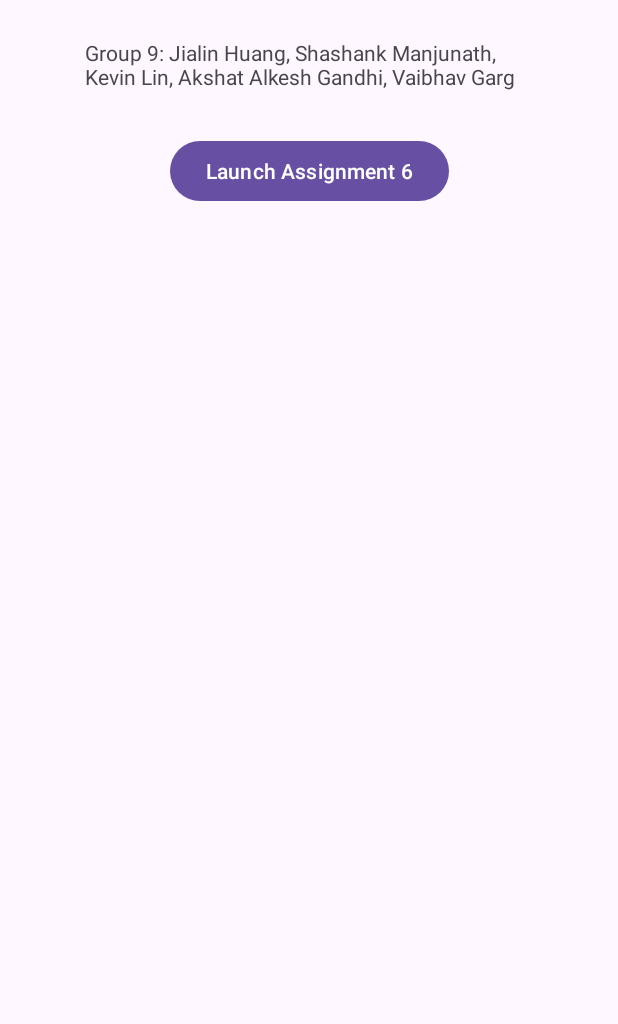
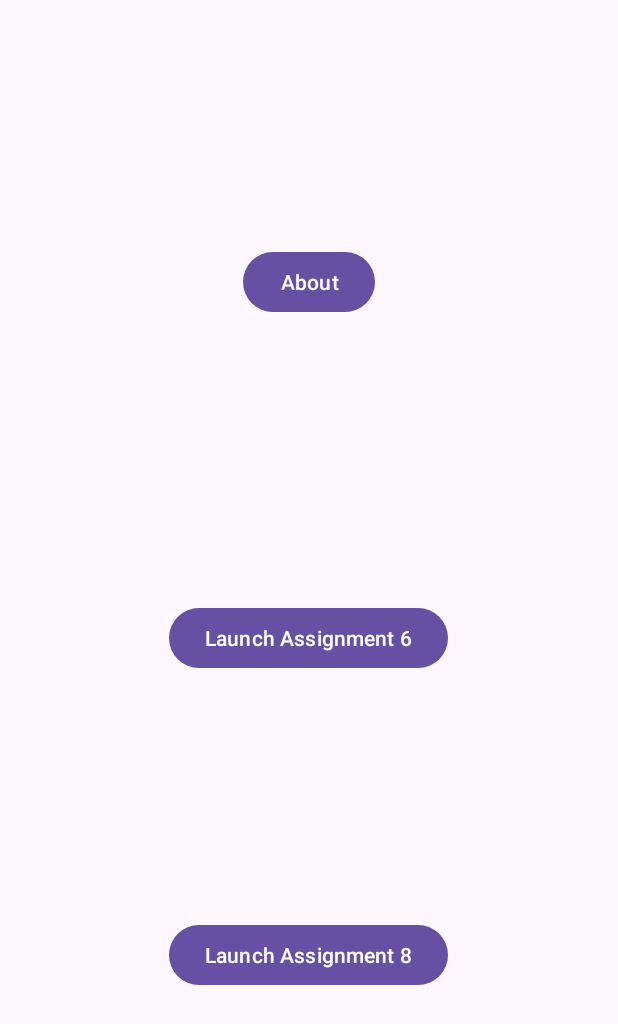
Before and after one commit to CS5520Feinberg/a6-v2-group-9, an Android app: the screen it shows after launch (LaunchActivity), on a phone screen of 412 x 824 dp. Shown: the top 1024 px of the screen. Run offline under Robolectric (Android 15) with nearby library versions, the phone set to English and light mode, and no system bars; our stand-ins replace Firebase (no records; nobody signed in at launch, a user with empty details on screens opened directly).

Commit message:
Added about button on the launch page, navigates to AboutActivity to show the group info.

```diff
--- a/app/src/main/java/edu/northeastern/mainactivity/LaunchActivity.java
+++ b/app/src/main/java/edu/northeastern/mainactivity/LaunchActivity.java
@@ -17,12 +17,15 @@ public class LaunchActivity extends AppCompatActivity {
         LoginActivity.registerOrAuthUser("manjunath.sh@northeastern.edu");
 
         Button launchA6 = (Button) findViewById(R.id.launch_a6_button);
-        launchA6.setOnClickListener(new View.OnClickListener() {
-            @Override
-            public void onClick(View view) {
-                Intent intent = new Intent(view.getContext(), MainActivity.class);
-                view.getContext().startActivity(intent);
-            }
+        Button about = findViewById(R.id.about_button);
+        launchA6.setOnClickListener(view -> {
+            Intent intent = new Intent(view.getContext(), MainActivity.class);
+            view.getContext().startActivity(intent);
+        });
+
+        about.setOnClickListener(v -> {
+            Intent intent = new Intent(LaunchActivity.this, AboutActivity.class);
+            startActivity(intent);
         });
     }
 }
--- a/app/src/main/java/edu/northeastern/mainactivity/MainActivity.java
+++ b/app/src/main/java/edu/northeastern/mainactivity/MainActivity.java
@@ -32,7 +32,6 @@ public class MainActivity extends AppCompatActivity {
     protected void onCreate(Bundle savedInstanceState) {
         super.onCreate(savedInstanceState);
         setContentView(R.layout.activity_main);
-
 
         searchButton = findViewById(R.id.search_button);
         luckyButton = findViewById(R.id.lucky_button);
@@ -87,5 +86,4 @@ public class MainActivity extends AppCompatActivity {
             });
         }
     }
-
 }
--- a/app/src/main/res/layout/activity_launch.xml
+++ b/app/src/main/res/layout/activity_launch.xml
@@ -6,17 +6,27 @@
     android:layout_height="match_parent"
     tools:context=".LaunchActivity">
 
-    <TextView
-        android:id="@+id/textView"
-        android:layout_width="299dp"
-        android:layout_height="39dp"
-        android:layout_marginStart="10dp"
-        android:layout_marginTop="25dp"
-        android:layout_marginEnd="10dp"
-        android:text="@string/Group_Name"
-        app:layout_constraintEnd_toEndOf="parent"
-        app:layout_constraintStart_toStartOf="parent"
-        app:layout_constraintTop_toTopOf="parent" />
+    <LinearLayout
+        android:layout_width="match_parent"
+        android:layout_height="match_parent"
+        android:orientation="vertical"
+        android:gravity="center" >
+
+        <View
+            android:layout_width="match_parent"
+            android:layout_height="match_parent"
+            android:layout_weight="1" />
+
+        <Button
+            android:id="@+id/about_button"
+            android:layout_width="wrap_content"
+            android:layout_height="wrap_content"
+            android:text="About" />
+
+        <View
+            android:layout_width="match_parent"
+            android:layout_height="match_parent"
+            android:layout_weight="1" />
 
         <Button
             android:id="@+id/launch_a6_button"
@@ -29,4 +39,22 @@
             app:layout_constraintEnd_toEndOf="parent"
             app:layout_constraintStart_toStartOf="parent"
             app:layout_constraintTop_toBottomOf="@+id/textView" />
+
+        <View
+            android:layout_width="match_parent"
+            android:layout_height="match_parent"
+            android:layout_weight="1" />
+
+        <Button
+            android:id="@+id/launch_a8_button"
+            android:layout_width="wrap_content"
+            android:layout_height="wrap_content"
+            android:text="Launch Assignment 8" />
+
+        <View
+            android:layout_width="match_parent"
+            android:layout_height="match_parent"
+            android:layout_weight="1" />
+
+    </LinearLayout>
 </androidx.constraintlayout.widget.ConstraintLayout>
```
Also changed, not shown: app/src/main/AndroidManifest.xml (+7 -3 lines), app/src/main/java/edu/northeastern/mainactivity/AboutActivity.java (added, +14 -0 lines), app/src/main/res/layout/activity_about.xml (added, +24 -0 lines). Lines whose indentation alone changed are shown as unchanged.
